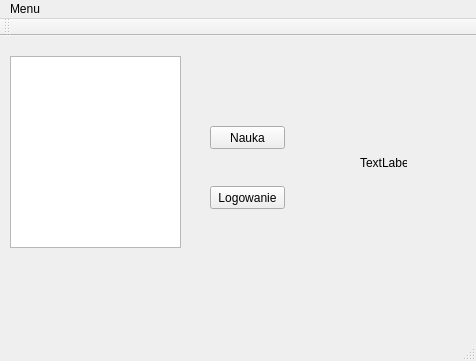
Qt form SuperMemo/mainwindow.ui (dampo21/ZPR-Projekt-SuperMemo) before a commit.
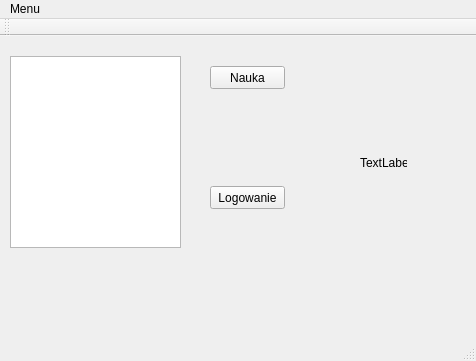
The same form after that commit.

```diff
--- a/SuperMemo/mainwindow.ui
+++ b/SuperMemo/mainwindow.ui
@@ -54,7 +54,7 @@
     <property name="geometry">
      <rect>
       <x>210</x>
-      <y>90</y>
+      <y>30</y>
       <width>75</width>
       <height>23</height>
      </rect>
```
